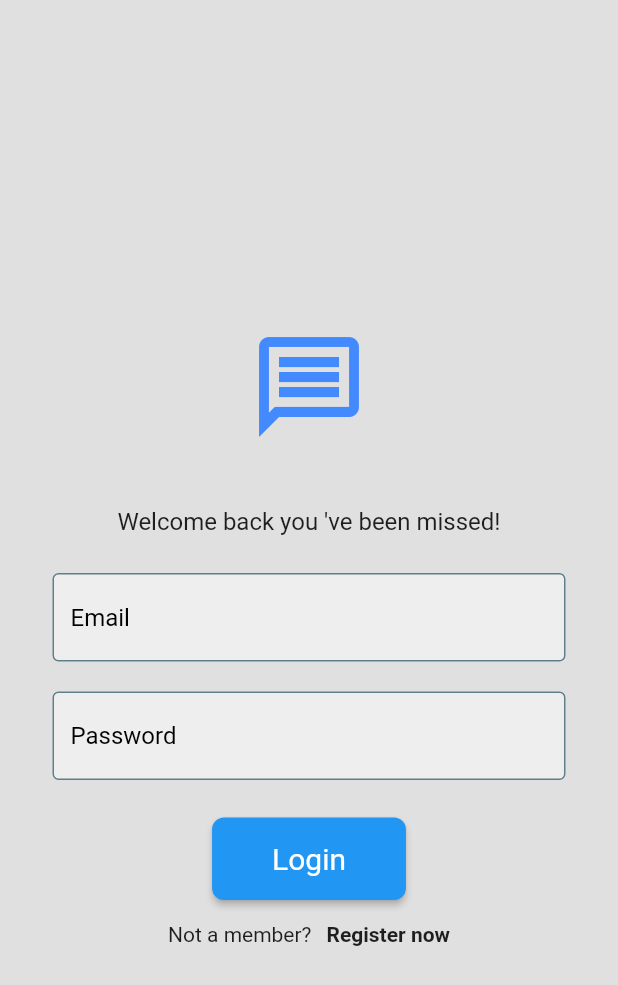
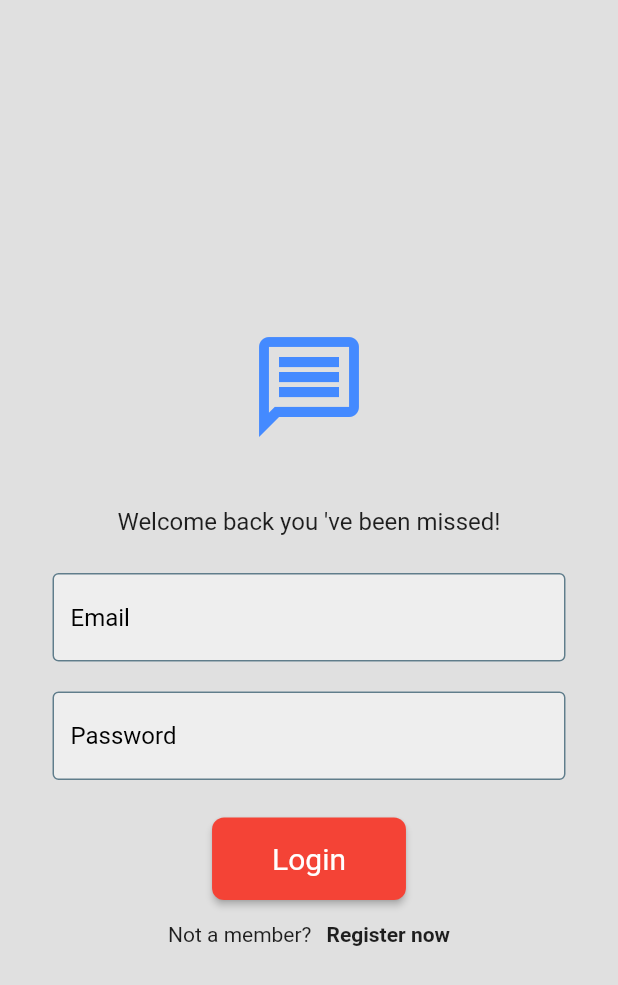
Before and after one commit to anujyadav140/Chatting_App, a Flutter app: the screen it shows after launch, on a phone screen of 412 x 824 dp. Shown: the top 985 px of the screen. Run offline on Flutter 3.47's test engine with Material 2 defaults, Android fonts, the phone set to English and light mode, and no system bars; our stand-ins replace avatar_glow, cloud_firestore, firebase_auth, firebase_core, loading_animation_widget, permission_handler and 1 more; missing offline and left inert: dart:html, dart:js, highlight_text; accounts and stored records are empty.

```diff
--- a/lib/main.dart
+++ b/lib/main.dart
@@ -23,9 +23,13 @@ class MyApp extends StatelessWidget {
 
   @override
   Widget build(BuildContext context) {
-    return const MaterialApp(
+    return MaterialApp(
       debugShowCheckedModeBanner: false,
-      home: AuthGate(),
+      theme: ThemeData(
+        primarySwatch: Colors.red,
+        visualDensity: VisualDensity.adaptivePlatformDensity,
+      ),
+      home: const AuthGate(),
     );
   }
 }
--- a/pubspec.yaml
+++ b/pubspec.yaml
@@ -42,6 +42,8 @@ dependencies:
   speech_to_text: ^6.1.1
   highlight_text: ^1.6.0
   avatar_glow: ^2.0.2
+  permission_handler: ^10.3.0
+  loading_animation_widget: ^1.2.0+4
 
 dev_dependencies:
   flutter_test:
```
Also changed, not shown: lib/pages/chatting_page.dart (+41 -6 lines), pubspec.lock, 3 other files.
